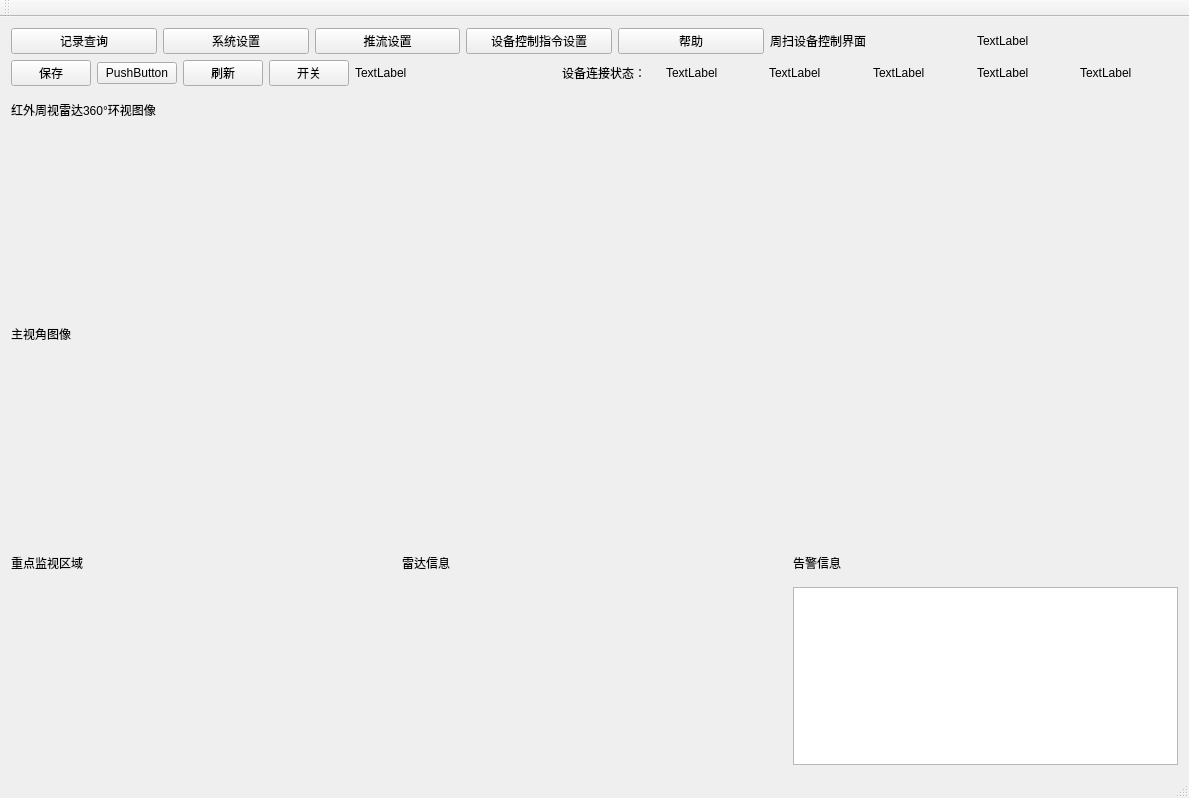
Before: the Qt Designer form TowerController/TowerController.ui in APKin/TCD53, drawn with Qt 5.
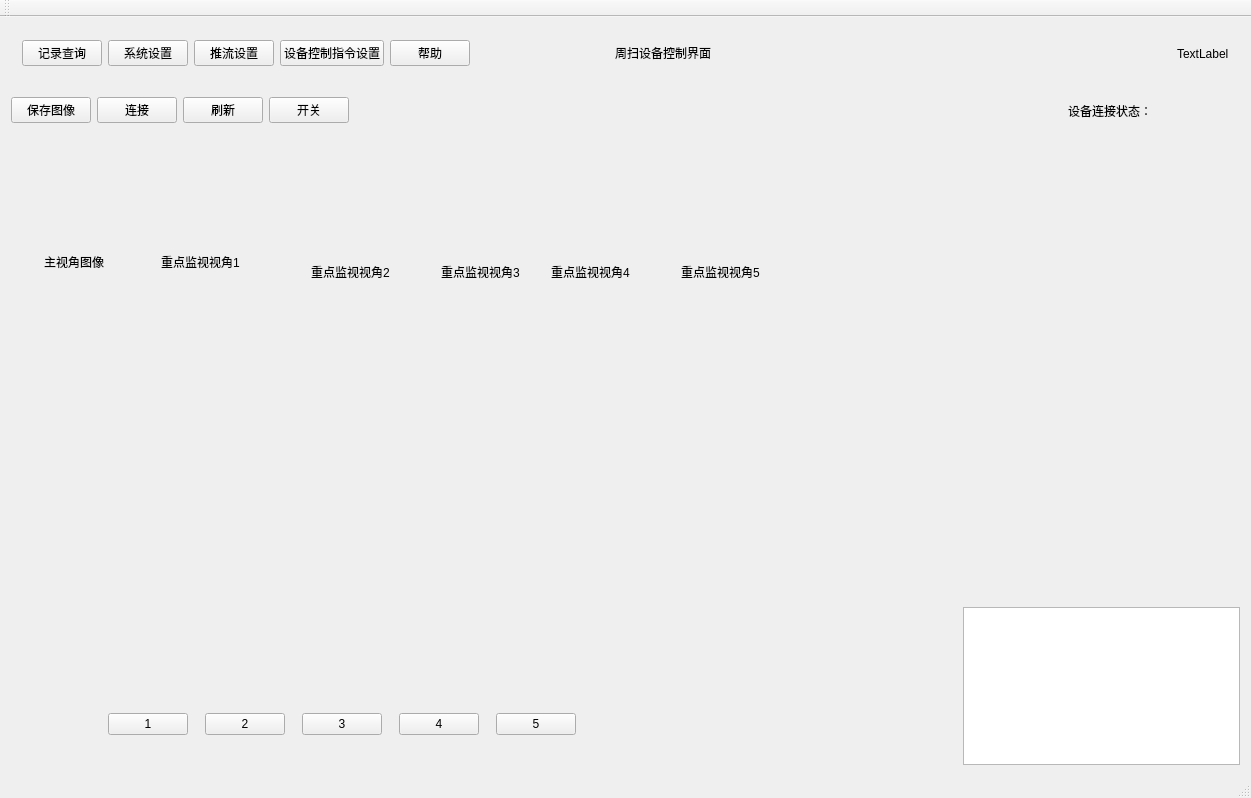
After: the same form once the commit is applied. Custom widgets are drawn as their Qt base class.

What changed in the file:
```diff
--- a/TowerController/TowerController.ui
+++ b/TowerController/TowerController.ui
@@ -6,7 +6,7 @@
    <rect>
     <x>0</x>
     <y>0</y>
-    <width>1189</width>
+    <width>1251</width>
     <height>798</height>
    </rect>
   </property>
@@ -14,75 +14,49 @@
    <string>TowerController</string>
   </property>
   <widget class="QWidget" name="centralWidget">
-   <layout class="QGridLayout" name="gridLayout_2" columnstretch="1,1,1">
-    <item row="0" column="0" colspan="3">
-     <layout class="QGridLayout" name="gridLayout">
-      <item row="0" column="0" colspan="3">
-       <layout class="QHBoxLayout" name="horizontalLayout">
-        <item>
-         <widget class="QPushButton" name="btnRecordQuery">
-          <property name="text">
-           <string>记录查询</string>
-          </property>
-         </widget>
-        </item>
-        <item>
-         <widget class="QPushButton" name="btnSystenSettings">
-          <property name="text">
-           <string>系统设置</string>
-          </property>
-         </widget>
-        </item>
-        <item>
-         <widget class="QPushButton" name="btnStreamSetting">
-          <property name="text">
-           <string>推流设置</string>
-          </property>
-         </widget>
-        </item>
-        <item>
-         <widget class="QPushButton" name="btnDeviceControl">
-          <property name="text">
-           <string>设备控制指令设置</string>
-          </property>
-         </widget>
-        </item>
-        <item>
-         <widget class="QPushButton" name="btnHelp">
-          <property name="text">
-           <string>帮助</string>
-          </property>
-         </widget>
-        </item>
-       </layout>
-      </item>
-      <item row="0" column="3">
-       <widget class="QLabel" name="label">
+   <layout class="QGridLayout" name="gridLayout" rowstretch="1,1,4,4,4">
+    <item row="4" column="1">
+     <layout class="QGridLayout" name="gridLayout_6" rowstretch="1,4" columnstretch="1,1">
+      <item row="0" column="0">
+       <widget class="QLabel" name="labelRadarInfo">
         <property name="text">
-         <string>周扫设备控制界面</string>
+         <string/>
         </property>
        </widget>
       </item>
-      <item row="0" column="4">
-       <widget class="QLabel" name="label_site">
-        <property name="text">
-         <string>TextLabel</string>
+      <item row="0" column="1">
+       <spacer name="horizontalSpacer_9">
+        <property name="orientation">
+         <enum>Qt::Horizontal</enum>
         </property>
-       </widget>
+        <property name="sizeHint" stdset="0">
+         <size>
+          <width>40</width>
+          <height>20</height>
+         </size>
+        </property>
+       </spacer>
       </item>
-      <item row="1" column="0">
+      <item row="1" column="0" colspan="2">
+       <widget class="QWidget" name="widget3D" native="true"/>
+      </item>
+     </layout>
+    </item>
+    <item row="1" column="0" colspan="3">
+     <layout class="QHBoxLayout" name="horizontalLayout" stretch="1,5,1">
+      <item>
        <layout class="QHBoxLayout" name="horizontalLayout_2">
         <item>
          <widget class="QPushButton" name="pushButton_6">
           <property name="text">
-           <string>保存</string>
+           <string>保存图像</string>
           </property>
          </widget>
         </item>
         <item>
          <widget class="QPushButton" name="pushButton_7">
           <property name="text">
-           <string>PushButton</string>
+           <string>连接</string>
           </property>
          </widget>
         </item>
@@ -102,15 +76,21 @@
         </item>
        </layout>
       </item>
-      <item row="1" column="1">
-       <widget class="QLabel" name="label_9">
-        <property name="text">
-         <string>TextLabel</string>
+      <item>
+       <spacer name="horizontalSpacer_12">
+        <property name="orientation">
+         <enum>Qt::Horizontal</enum>
         </property>
-       </widget>
+        <property name="sizeHint" stdset="0">
+         <size>
+          <width>40</width>
+          <height>20</height>
+         </size>
+        </property>
+       </spacer>
       </item>
-      <item row="1" column="2" colspan="3">
-       <layout class="QHBoxLayout" name="horizontalLayout_3">
+      <item>
+       <layout class="QHBoxLayout" name="horizontalLayout_3" stretch="3,1,1,1,1">
         <item>
          <widget class="QLabel" name="label_4">
           <property name="text">
@@ -118,38 +98,79 @@
           </property>
          </widget>
         </item>
-        <item>
-         <widget class="QLabel" name="label_14">
-          <property name="text">
-           <string>TextLabel</string>
+        <item alignment="Qt::AlignVCenter">
+         <widget class="QLabel" name="labelRadar">
+          <property name="sizePolicy">
+           <sizepolicy hsizetype="Expanding" vsizetype="Expanding">
+            <horstretch>0</horstretch>
+            <verstretch>0</verstretch>
+           </sizepolicy>
           </property>
-         </widget>
-        </item>
-        <item>
-         <widget class="QLabel" name="label_13">
+          <property name="minimumSize">
+           <size>
+            <width>16</width>
+            <height>16</height>
+           </size>
+          </property>
           <property name="text">
-           <string>TextLabel</string>
+           <string/>
           </property>
          </widget>
         </item>
-        <item>
-         <widget class="QLabel" name="label_12">
+        <item alignment="Qt::AlignVCenter">
+         <widget class="QLabel" name="labelLight1">
+          <property name="sizePolicy">
+           <sizepolicy hsizetype="Expanding" vsizetype="Expanding">
+            <horstretch>0</horstretch>
+            <verstretch>0</verstretch>
+           </sizepolicy>
+          </property>
+          <property name="minimumSize">
+           <size>
+            <width>16</width>
+            <height>16</height>
+           </size>
+          </property>
           <property name="text">
-           <string>TextLabel</string>
+           <string/>
           </property>
          </widget>
         </item>
-        <item>
-         <widget class="QLabel" name="label_11">
+        <item alignment="Qt::AlignVCenter">
+         <widget class="QLabel" name="labelLocal">
+          <property name="sizePolicy">
+           <sizepolicy hsizetype="Expanding" vsizetype="Expanding">
+            <horstretch>0</horstretch>
+            <verstretch>0</verstretch>
+           </sizepolicy>
+          </property>
+          <property name="minimumSize">
+           <size>
+            <width>16</width>
+            <height>16</height>
+           </size>
+          </property>
           <property name="text">
-           <string>TextLabel</string>
+           <string/>
           </property>
          </widget>
         </item>
-        <item>
-         <widget class="QLabel" name="label_10">
+        <item alignment="Qt::AlignVCenter">
+         <widget class="QLabel" name="labelNet">
+          <property name="sizePolicy">
+           <sizepolicy hsizetype="Expanding" vsizetype="Expanding">
+            <horstretch>0</horstretch>
+            <verstretch>0</verstretch>
+           </sizepolicy>
+          </property>
+          <property name="minimumSize">
+           <size>
+            <width>16</width>
+            <height>16</height>
+           </size>
+          </property>
           <property name="text">
-           <string>TextLabel</string>
+           <string/>
           </property>
          </widget>
         </item>
@@ -157,76 +178,405 @@
       </item>
      </layout>
     </item>
-    <item row="3" column="0">
-     <layout class="QVBoxLayout" name="verticalLayout" stretch="1,5">
-      <item>
-       <widget class="QLabel" name="label_6">
+    <item row="4" column="0">
+     <layout class="QGridLayout" name="gridLayout_8" rowstretch="1,4" columnstretch="1,1">
+      <item row="0" column="0">
+       <widget class="QLabel" name="labelMoni">
         <property name="text">
-         <string>重点监视区域</string>
+         <string/>
         </property>
        </widget>
       </item>
-      <item>
-       <widget class="QWidget" name="widget_3" native="true"/>
-      </item>
-     </layout>
-    </item>
-    <item row="1" column="0" colspan="3">
-     <layout class="QVBoxLayout" name="verticalLayout_5" stretch="1,1,4">
-      <item>
-       <widget class="QLabel" name="label_3">
-        <property name="text">
-         <string>红外周视雷达360°环视图像</string>
+      <item row="0" column="1">
+       <spacer name="horizontalSpacer_11">
+        <property name="orientation">
+         <enum>Qt::Horizontal</enum>
         </property>
-       </widget>
-      </item>
-      <item>
-       <widget class="AngleScaleBar" name="widget" native="true"/>
-      </item>
-      <item>
-       <widget class="FFmpegWidget" name="widget_6" native="true"/>
-      </item>
-     </layout>
-    </item>
-    <item row="3" column="2">
-     <layout class="QVBoxLayout" name="verticalLayout_3" stretch="1,5">
-      <item>
-       <widget class="QLabel" name="label_8">
-        <property name="text">
-         <string>告警信息</string>
+        <property name="sizeHint" stdset="0">
+         <size>
+          <width>40</width>
+          <height>20</height>
+         </size>
         </property>
-       </widget>
+       </spacer>
       </item>
-      <item>
-       <widget class="QTreeView" name="treeView"/>
-      </item>
-     </layout>
-    </item>
-    <item row="3" column="1">
-     <layout class="QVBoxLayout" name="verticalLayout_2" stretch="1,5">
-      <item>
-       <widget class="QLabel" name="label_7">
-        <property name="text">
-         <string>雷达信息</string>
-        </property>
+      <item row="1" column="0" colspan="2">
+       <widget class="PaintWidget" name="widget_moni" native="true">
+        <layout class="QGridLayout" name="gridLayout_3" rowstretch="5,2,1">
+         <item row="1" column="0">
+          <layout class="QHBoxLayout" name="horizontalLayout_4" stretch="5,2,1,2,1,2,1,2,1,2,5">
+           <property name="spacing">
+            <number>0</number>
+           </property>
+           <item>
+            <spacer name="horizontalSpacer">
+             <property name="orientation">
+              <enum>Qt::Horizontal</enum>
+             </property>
+             <property name="sizeHint" stdset="0">
+              <size>
+               <width>40</width>
+               <height>20</height>
+              </size>
+             </property>
+            </spacer>
+           </item>
+           <item>
+            <widget class="QPushButton" name="pbMonitor1">
+             <property name="text">
+              <string>1</string>
+             </property>
+            </widget>
+           </item>
+           <item>
+            <spacer name="horizontalSpacer_2">
+             <property name="orientation">
+              <enum>Qt::Horizontal</enum>
+             </property>
+             <property name="sizeHint" stdset="0">
+              <size>
+               <width>40</width>
+               <height>20</height>
+              </size>
+             </property>
+            </spacer>
+           </item>
+           <item>
+            <widget class="QPushButton" name="pbMonitor2">
+             <property name="text">
+              <string>2</string>
+             </property>
+            </widget>
+           </item>
+           <item>
+            <spacer name="horizontalSpacer_3">
+             <property name="orientation">
+              <enum>Qt::Horizontal</enum>
+             </property>
+             <property name="sizeHint" stdset="0">
+              <size>
+               <width>40</width>
+               <height>20</height>
+              </size>
+             </property>
+            </spacer>
+           </item>
+           <item>
+            <widget class="QPushButton" name="pbMonitor3">
+             <property name="text">
+              <string>3</string>
+             </property>
+            </widget>
+           </item>
+           <item>
+            <spacer name="horizontalSpacer_4">
+             <property name="orientation">
+              <enum>Qt::Horizontal</enum>
+             </property>
+             <property name="sizeHint" stdset="0">
+              <size>
+               <width>40</width>
+               <height>20</height>
+              </size>
+             </property>
+            </spacer>
+           </item>
+           <item>
+            <widget class="QPushButton" name="pbMonitor4">
+             <property name="text">
+              <string>4</string>
+             </property>
+            </widget>
+           </item>
+           <item>
+            <spacer name="horizontalSpacer_5">
+             <property name="orientation">
+              <enum>Qt::Horizontal</enum>
+             </property>
+             <property name="sizeHint" stdset="0">
+              <size>
+               <width>40</width>
+               <height>20</height>
+              </size>
+             </property>
+            </spacer>
+           </item>
+           <item>
+            <widget class="QPushButton" name="pbMonitor5">
+             <property name="text">
+              <string>5</string>
+             </property>
+            </widget>
+           </item>
+           <item>
+            <spacer name="horizontalSpacer_6">
+             <property name="orientation">
+              <enum>Qt::Horizontal</enum>
+             </property>
+             <property name="sizeHint" stdset="0">
+              <size>
+               <width>40</width>
+               <height>20</height>
+              </size>
+             </property>
+            </spacer>
+           </item>
+          </layout>
+         </item>
+         <item row="0" column="0">
+          <spacer name="verticalSpacer">
+           <property name="orientation">
+            <enum>Qt::Vertical</enum>
+           </property>
+           <property name="sizeHint" stdset="0">
+            <size>
+             <width>20</width>
+             <height>57</height>
+            </size>
+           </property>
+          </spacer>
+         </item>
+         <item row="2" column="0">
+          <spacer name="verticalSpacer_2">
+           <property name="orientation">
+            <enum>Qt::Vertical</enum>
+           </property>
+           <property name="sizeHint" stdset="0">
+            <size>
+             <width>20</width>
+             <height>56</height>
+            </size>
+           </property>
+          </spacer>
+         </item>
+        </layout>
        </widget>
       </item>
-      <item>
-       <widget class="QWidget" name="widget_4" native="true"/>
-      </item>
      </layout>
     </item>
     <item row="2" column="0" colspan="3">
-     <layout class="QVBoxLayout" name="verticalLayout_4" stretch="1,6">
-      <item>
-       <widget class="QLabel" name="label_5">
+     <layout class="QGridLayout" name="gridLayout_4" rowstretch="2,1,8" columnstretch="1,4">
+      <item row="0" column="0">
+       <widget class="QLabel" name="label360Pic">
         <property name="text">
-         <string>主视角图像</string>
+         <string/>
         </property>
        </widget>
       </item>
+      <item row="0" column="1">
+       <spacer name="horizontalSpacer_7">
+        <property name="orientation">
+         <enum>Qt::Horizontal</enum>
+        </property>
+        <property name="sizeHint" stdset="0">
+         <size>
+          <width>40</width>
+          <height>20</height>
+         </size>
+        </property>
+       </spacer>
+      </item>
+      <item row="1" column="0" colspan="2">
+       <widget class="AngleScaleBar" name="widget" native="true"/>
+      </item>
+      <item row="2" column="0" colspan="2">
+       <widget class="PaintWidget" name="widget360" native="true">
+        <widget class="DraggableLabel" name="mainView">
+         <property name="geometry">
+          <rect>
+           <x>33</x>
+           <y>20</y>
+           <width>101</width>
+           <height>71</height>
+          </rect>
+         </property>
+         <property name="text">
+          <string>主视角图像</string>
+         </property>
+        </widget>
+        <widget class="DraggableLabel" name="monitorView1">
+         <property name="geometry">
+          <rect>
+           <x>150</x>
+           <y>20</y>
+           <width>101</width>
+           <height>71</height>
+          </rect>
+         </property>
+         <property name="text">
+          <string>重点监视视角1</string>
+         </property>
+        </widget>
+        <widget class="DraggableLabel" name="monitorView2">
+         <property name="geometry">
+          <rect>
+           <x>300</x>
+           <y>30</y>
+           <width>101</width>
+           <height>71</height>
+          </rect>
+         </property>
+         <property name="text">
+          <string>重点监视视角2</string>
+         </property>
+        </widget>
+        <widget class="DraggableLabel" name="monitorView3">
+         <property name="geometry">
+          <rect>
+           <x>430</x>
+           <y>30</y>
+           <width>101</width>
+           <height>71</height>
+          </rect>
+         </property>
+         <property name="text">
+          <string>重点监视视角3</string>
+         </property>
+        </widget>
+        <widget class="DraggableLabel" name="monitorView4">
+         <property name="geometry">
+          <rect>
+           <x>540</x>
+           <y>30</y>
+           <width>101</width>
+           <height>71</height>
+          </rect>
+         </property>
+         <property name="text">
+          <string>重点监视视角4</string>
+         </property>
+        </widget>
+        <widget class="DraggableLabel" name="monitorView5">
+         <property name="geometry">
+          <rect>
+           <x>670</x>
+           <y>30</y>
+           <width>101</width>
+           <height>71</height>
+          </rect>
+         </property>
+         <property name="text">
+          <string>重点监视视角5</string>
+         </property>
+        </widget>
+       </widget>
+      </item>
+     </layout>
+    </item>
+    <item row="3" column="0" colspan="3">
+     <layout class="QGridLayout" name="gridLayout_5" rowstretch="1,4" columnstretch="1,4">
+      <item row="0" column="0">
+       <widget class="QLabel" name="labelMain">
+        <property name="text">
+         <string/>
+        </property>
+       </widget>
+      </item>
+      <item row="0" column="1">
+       <spacer name="horizontalSpacer_8">
+        <property name="orientation">
+         <enum>Qt::Horizontal</enum>
+        </property>
+        <property name="sizeHint" stdset="0">
+         <size>
+          <width>40</width>
+          <height>20</height>
+         </size>
+        </property>
+       </spacer>
+      </item>
+      <item row="1" column="0" colspan="2">
+       <widget class="PaintWidget" name="widget_main" native="true"/>
+      </item>
+     </layout>
+    </item>
+    <item row="4" column="2">
+     <layout class="QGridLayout" name="gridLayout_7" rowstretch="1,4" columnstretch="1,1">
+      <item row="0" column="0">
+       <widget class="QLabel" name="labelWarn">
+        <property name="text">
+         <string/>
+        </property>
+       </widget>
+      </item>
+      <item row="0" column="1">
+       <spacer name="horizontalSpacer_10">
+        <property name="orientation">
+         <enum>Qt::Horizontal</enum>
+        </property>
+        <property name="sizeHint" stdset="0">
+         <size>
+          <width>40</width>
+          <height>20</height>
+         </size>
+        </property>
+       </spacer>
+      </item>
+      <item row="1" column="0" colspan="2">
+       <widget class="QTableWidget" name="tableWidget"/>
+      </item>
+     </layout>
+    </item>
+    <item row="0" column="0" colspan="3">
+     <layout class="QHBoxLayout" name="horizontalLayout_6">
       <item>
-       <widget class="QWidget" name="widget_2" native="true"/>
+       <widget class="QWidget" name="widgetTitle" native="true">
+        <layout class="QHBoxLayout" name="horizontalLayout_7" stretch="1,1,1">
+         <item>
+          <layout class="QHBoxLayout" name="horizontalLayout_5">
+           <item>
+            <widget class="QPushButton" name="btnRecordQuery">
+             <property name="text">
+              <string>记录查询</string>
+             </property>
+            </widget>
+           </item>
+           <item>
+            <widget class="QPushButton" name="btnSystenSettings">
+             <property name="text">
+              <string>系统设置</string>
+             </property>
+            </widget>
+           </item>
+           <item>
+            <widget class="QPushButton" name="btnStreamSetting">
+             <property name="text">
+              <string>推流设置</string>
+             </property>
+            </widget>
+           </item>
+           <item>
+            <widget class="QPushButton" name="btnDeviceControl">
+             <property name="text">
+              <string>设备控制指令设置</string>
+             </property>
+            </widget>
+           </item>
+           <item>
+            <widget class="QPushButton" name="btnHelp">
+             <property name="text">
+              <string>帮助</string>
+             </property>
+            </widget>
+           </item>
+          </layout>
+         </item>
+         <item alignment="Qt::AlignHCenter|Qt::AlignVCenter">
+          <widget class="QLabel" name="label_title">
+           <property name="text">
+            <string>周扫设备控制界面</string>
+           </property>
+          </widget>
+         </item>
+         <item alignment="Qt::AlignRight">
+          <widget class="QLabel" name="label_site">
+           <property name="text">
+            <string>TextLabel</string>
+           </property>
+          </widget>
+         </item>
+        </layout>
+       </widget>
       </item>
      </layout>
     </item>
@@ -261,7 +611,12 @@
    <container>1</container>
   </customwidget>
   <customwidget>
-   <class>FFmpegWidget</class>
+   <class>DraggableLabel</class>
+   <extends>QLabel</extends>
+   <header location="global">draggablelabel.h</header>
+  </customwidget>
+  <customwidget>
+   <class>PaintWidget</class>
    <extends>QWidget</extends>
    <header location="global">ffmpegwidget.h</header>
    <container>1</container>
```
Left out of the diff: 12 changed lines with no effect on the pictures.
